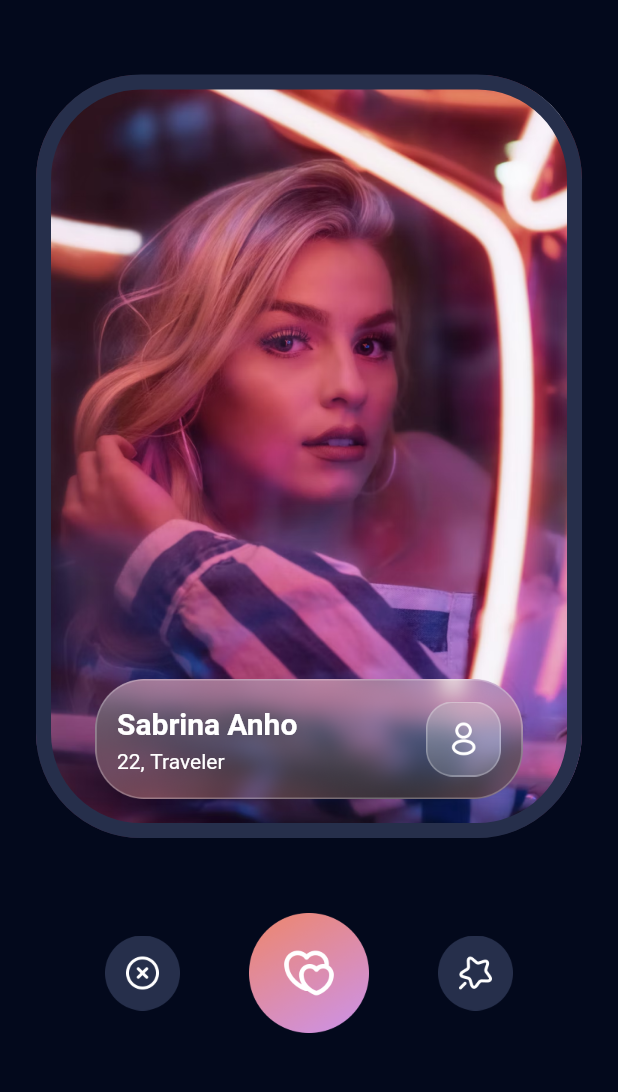
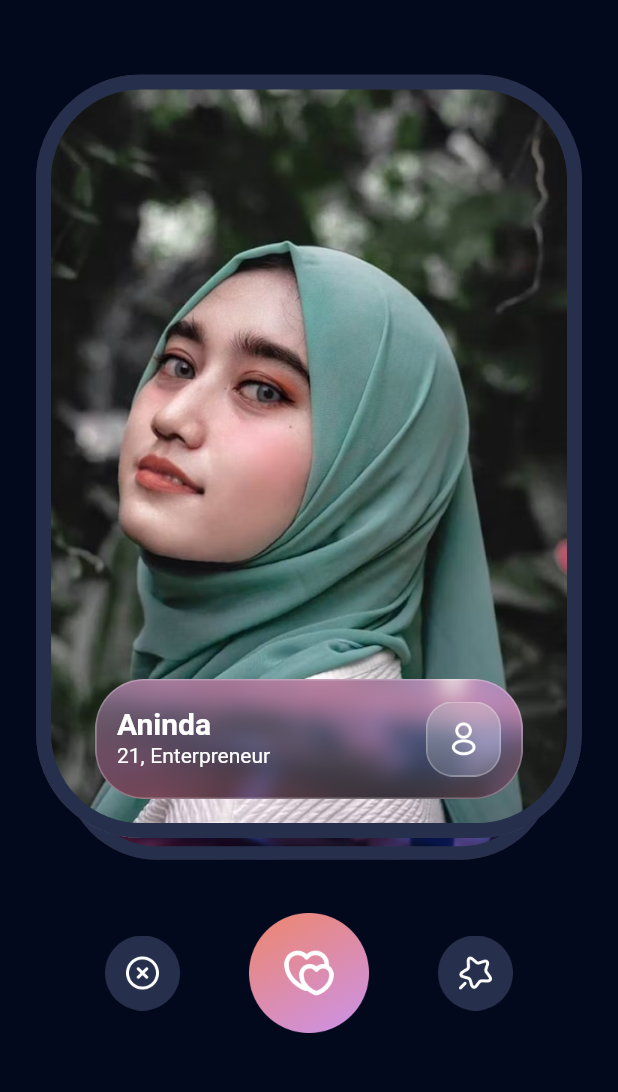
Before and after one commit to fathulaziss/tinder-bloc, a Flutter app: the ExplorePeopleScreen screen opened by its route, on a phone screen of 412 x 824 dp, the part 143-1235 px from its top. Run offline on Flutter 3.47's test engine with Material 2 defaults, Android fonts, the phone set to English and light mode, and no system bars; drawn by our look-alikes of appinio_swiper; our stand-ins replace bloc, flutter_bloc, google_fonts, image_picker, shared_preferences; accounts and stored records are empty; project files that could hold a hidden picture were left out.

Commit message:
add data dummy

```diff
--- a/lib/main.dart
+++ b/lib/main.dart
@@ -2,6 +2,7 @@ import 'package:flutter/material.dart';
 import 'package:flutter_bloc/flutter_bloc.dart';
 import 'package:tinder/src/app.dart';
 import 'package:tinder/src/features/authentication/presentation/bloc/auth_bloc.dart';
+import 'package:tinder/src/features/likes/presentation/bloc/bloc/explore_people_bloc.dart';
 
 void main() => runApp(const MyApp());
 
@@ -13,6 +14,7 @@ class MyApp extends StatelessWidget {
     return MultiBlocProvider(
       providers: [
         BlocProvider(create: (context) => AuthBloc()),
+        BlocProvider(create: (context) => ExplorePeopleBloc())
       ],
       child: const AppScreen(),
     );
--- /dev/null
+++ b/lib/src/features/likes/data/data_user_dummy.dart
@@ -0,0 +1,28 @@
+import 'package:tinder/src/features/likes/domain/user.dart';
+
+List<User> dataUserDummy = [
+  User(
+    fullname: 'Yunita',
+    age: '22',
+    occupation: 'Teacher',
+    description:
+        'Improve economy of the world by teaching students how to manage money and invest to the greater good in these luxury.',
+    imagePath: 'people_love1_image.png',
+  ),
+  User(
+    fullname: 'Rimadona',
+    age: '24',
+    occupation: 'Doctor',
+    description:
+        'Helping people life is really fun for me and I really wanted to cure the world from all of the disease that we currently have.',
+    imagePath: 'people_love2_image.png',
+  ),
+  User(
+    fullname: 'Aninda',
+    age: '21',
+    occupation: 'Enterpreneur',
+    description:
+        'I want to have big business and create a great impact for the people, finance, health, and many good things in this world.',
+    imagePath: 'people_love3_image.png',
+  )
+];
--- /dev/null
+++ b/lib/src/features/likes/domain/user.dart
@@ -0,0 +1,15 @@
+class User {
+  User({
+    required this.fullname,
+    required this.age,
+    required this.occupation,
+    required this.description,
+    required this.imagePath,
+  });
+
+  final String fullname;
+  final String age;
+  final String occupation;
+  final String description;
+  final String imagePath;
+}
--- /dev/null
+++ b/lib/src/features/likes/presentation/bloc/bloc/explore_people_bloc.dart
@@ -0,0 +1,19 @@
+// ignore_for_file: depend_on_referenced_packages
+
+import 'package:bloc/bloc.dart';
+import 'package:meta/meta.dart';
+import 'package:tinder/src/features/likes/data/data_user_dummy.dart';
+import 'package:tinder/src/features/likes/domain/user.dart';
+
+part 'explore_people_event.dart';
+part 'explore_people_state.dart';
+
+class ExplorePeopleBloc extends Bloc<ExplorePeopleEvent, ExplorePeopleState> {
+  ExplorePeopleBloc() : super(ExplorePeopleInitial()) {
+    on<OnExplorePeopleEventCalled>((event, emit) async {
+      emit(ExplorePeopleLoading());
+      await Future.delayed(const Duration(seconds: 1));
+      emit(ExplorePeopleLoaded(dataUserDummy));
+    });
+  }
+}
--- /dev/null
+++ b/lib/src/features/likes/presentation/bloc/bloc/explore_people_event.dart
@@ -0,0 +1,6 @@
+part of 'explore_people_bloc.dart';
+
+@immutable
+abstract class ExplorePeopleEvent {}
+
+class OnExplorePeopleEventCalled extends ExplorePeopleEvent {}
--- /dev/null
+++ b/lib/src/features/likes/presentation/bloc/bloc/explore_people_state.dart
@@ -0,0 +1,14 @@
+part of 'explore_people_bloc.dart';
+
+@immutable
+abstract class ExplorePeopleState {}
+
+class ExplorePeopleInitial extends ExplorePeopleState {}
+
+class ExplorePeopleLoading extends ExplorePeopleState {}
+
+class ExplorePeopleLoaded extends ExplorePeopleState {
+  ExplorePeopleLoaded(this.result);
+
+  final List<User> result;
+}
--- a/lib/src/features/likes/presentation/explore_people_screen.dart
+++ b/lib/src/features/likes/presentation/explore_people_screen.dart
@@ -1,6 +1,9 @@
+import 'package:appinio_swiper/appinio_swiper.dart';
 import 'package:flutter/material.dart';
+import 'package:flutter_bloc/flutter_bloc.dart';
 import 'package:tinder/src/features/authentication/data/data_user_account_local.dart';
 import 'package:tinder/src/features/authentication/domain/user_account.dart';
+import 'package:tinder/src/features/likes/presentation/bloc/bloc/explore_people_bloc.dart';
 import 'package:tinder/src/themes/app_style.dart';
 import 'package:tinder/src/widgets/explore_people_app_bar_widget.dart';
 import 'package:tinder/src/widgets/explore_people_button_widget.dart';
@@ -17,11 +20,19 @@ class ExplorePeopleScreen extends StatefulWidget {
 
 class _ExplorePeopleScreenState extends State<ExplorePeopleScreen> {
   UserAccount? userAccount;
+  final cardController = AppinioSwiperController();
 
   @override
   void initState() {
     super.initState();
+    context.read<ExplorePeopleBloc>().add(OnExplorePeopleEventCalled());
     getDataUserAccount();
+  }
+
+  @override
+  void dispose() {
+    cardController.dispose();
+    super.dispose();
   }
 
   Future<void> getDataUserAccount() async {
@@ -40,14 +51,40 @@ class _ExplorePeopleScreenState extends State<ExplorePeopleScreen> {
           children: [
             ExplorePeopleAppBarWidget(imagePath: userAccount?.imageProfile),
             AppSpace.vertical(50),
-            Expanded(
-              child: Column(
-                children: [
-                  const Expanded(child: MatchCardWidget()),
-                  AppSpace.vertical(50),
-                  const ExplorePeopleButtonWidget(),
-                ],
-              ),
+            BlocBuilder<ExplorePeopleBloc, ExplorePeopleState>(
+              builder: (context, state) {
+                if (state is ExplorePeopleLoading) {
+                  return const CircularProgressIndicator();
+                }
+                if (state is ExplorePeopleLoaded) {
+                  final users = state.result;
+                  final cards = <Widget>[];
+                  for (final user in users) {
+                    cards.add(MatchCardWidget(user: user));
+                  }
+                  return Expanded(
+                    child: Column(
+                      children: [
+                        Expanded(
+                          child: AppinioSwiper(
+                            controller: cardController,
+                            cards: cards,
+                            onEnd: () {
+                              context
+                                  .read<ExplorePeopleBloc>()
+                                  .add(OnExplorePeopleEventCalled());
+                            },
+                          ),
+                        ),
+                        AppSpace.vertical(50),
+                        ExplorePeopleButtonWidget(controller: cardController),
+                      ],
+                    ),
+                  );
+                }
+
+                return const SizedBox();
+              },
             ),
           ],
         ),
--- a/lib/src/widgets/explore_people_button_widget.dart
+++ b/lib/src/widgets/explore_people_button_widget.dart
@@ -1,21 +1,35 @@
+import 'package:appinio_swiper/appinio_swiper.dart';
 import 'package:flutter/material.dart';
 import 'package:tinder/src/widgets/match_button_widget.dart';
 
 class ExplorePeopleButtonWidget extends StatelessWidget {
-  const ExplorePeopleButtonWidget({Key? key}) : super(key: key);
+  const ExplorePeopleButtonWidget({Key? key, required this.controller})
+      : super(key: key);
+
+  final AppinioSwiperController controller;
 
   @override
   Widget build(BuildContext context) {
     return Row(
       mainAxisAlignment: MainAxisAlignment.spaceEvenly,
       children: [
-        MatchButtonWidget(iconPath: 'icon_close.png', onTap: () {}),
+        MatchButtonWidget(
+          iconPath: 'icon_close.png',
+          onTap: () {
+            controller.swipeLeft();
+          },
+        ),
         MatchButtonWidget(
           dimension: 80,
           iconPath: 'icon_love.png',
           onTap: () {},
         ),
-        MatchButtonWidget(iconPath: 'icon_favorite.png', onTap: () {}),
+        MatchButtonWidget(
+          iconPath: 'icon_favorite.png',
+          onTap: () {
+            controller.swipeRight();
+          },
+        ),
       ],
     );
   }
--- a/lib/src/widgets/glass_card_widget.dart
+++ b/lib/src/widgets/glass_card_widget.dart
@@ -1,12 +1,13 @@
 import 'package:flutter/material.dart';
+import 'package:tinder/src/features/likes/domain/user.dart';
 import 'package:tinder/src/themes/app_asset.dart';
 import 'package:tinder/src/themes/app_font.dart';
 import 'package:tinder/src/themes/app_style.dart';
 
 class GlassCardWidget extends StatelessWidget {
-  const GlassCardWidget({
-    Key? key,
-  }) : super(key: key);
+  const GlassCardWidget({Key? key, required this.user}) : super(key: key);
+
+  final User user;
 
   @override
   Widget build(BuildContext context) {
@@ -29,14 +30,14 @@ class GlassCardWidget extends StatelessWidget {
             mainAxisAlignment: MainAxisAlignment.center,
             children: [
               Text(
-                'Sabrina Anho',
+                user.fullname,
                 style: AppTextStyle.white(
                   fontSize: AppFontSize.f20,
                   fontWeight: AppFontWeight.semiBold,
                 ),
               ),
               Text(
-                '22, Traveler',
+                '${user.age}, ${user.occupation}',
                 style: AppTextStyle.white(fontSize: AppFontSize.f14),
               ),
             ],
--- a/lib/src/widgets/match_card_widget.dart
+++ b/lib/src/widgets/match_card_widget.dart
@@ -1,10 +1,13 @@
 import 'package:flutter/material.dart';
+import 'package:tinder/src/features/likes/domain/user.dart';
 import 'package:tinder/src/themes/app_asset.dart';
 import 'package:tinder/src/themes/app_color.dart';
 import 'package:tinder/src/widgets/glass_card_widget.dart';
 
 class MatchCardWidget extends StatelessWidget {
-  const MatchCardWidget({Key? key}) : super(key: key);
+  const MatchCardWidget({Key? key, required this.user}) : super(key: key);
+
+  final User user;
 
   @override
   Widget build(BuildContext context) {
@@ -17,12 +20,12 @@ class MatchCardWidget extends StatelessWidget {
             border: Border.all(width: 10, color: AppColor.secondary),
             borderRadius: BorderRadius.circular(70),
             image: DecorationImage(
-              image: AssetImage(AppAsset.image('people_love2_image.png')),
+              image: AssetImage(AppAsset.image(user.imagePath)),
               fit: BoxFit.cover,
             ),
           ),
         ),
-        const GlassCardWidget(),
+        GlassCardWidget(user: user),
       ],
     );
   }
--- a/pubspec.yaml
+++ b/pubspec.yaml
@@ -29,6 +29,7 @@ environment:
 # the latest version available on pub.dev. To see which dependencies have newer
 # versions available, run `flutter pub outdated`.
 dependencies:
+  appinio_swiper: ^1.1.1
   cupertino_icons: ^1.0.2
   flutter:
     sdk: flutter
```
